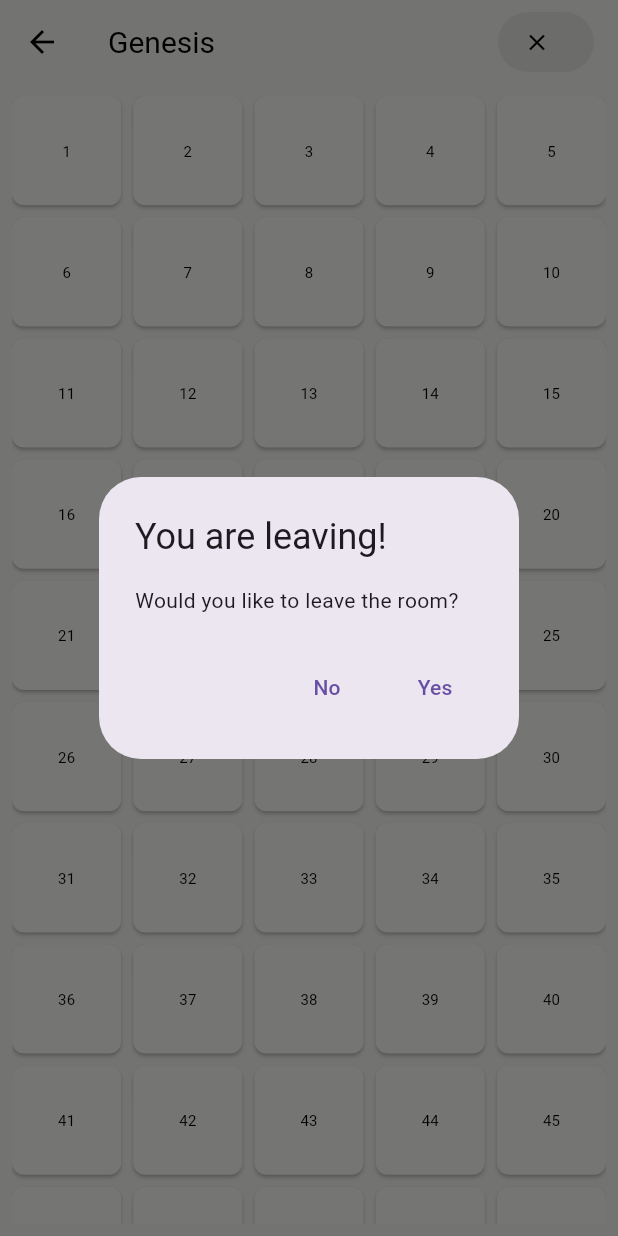
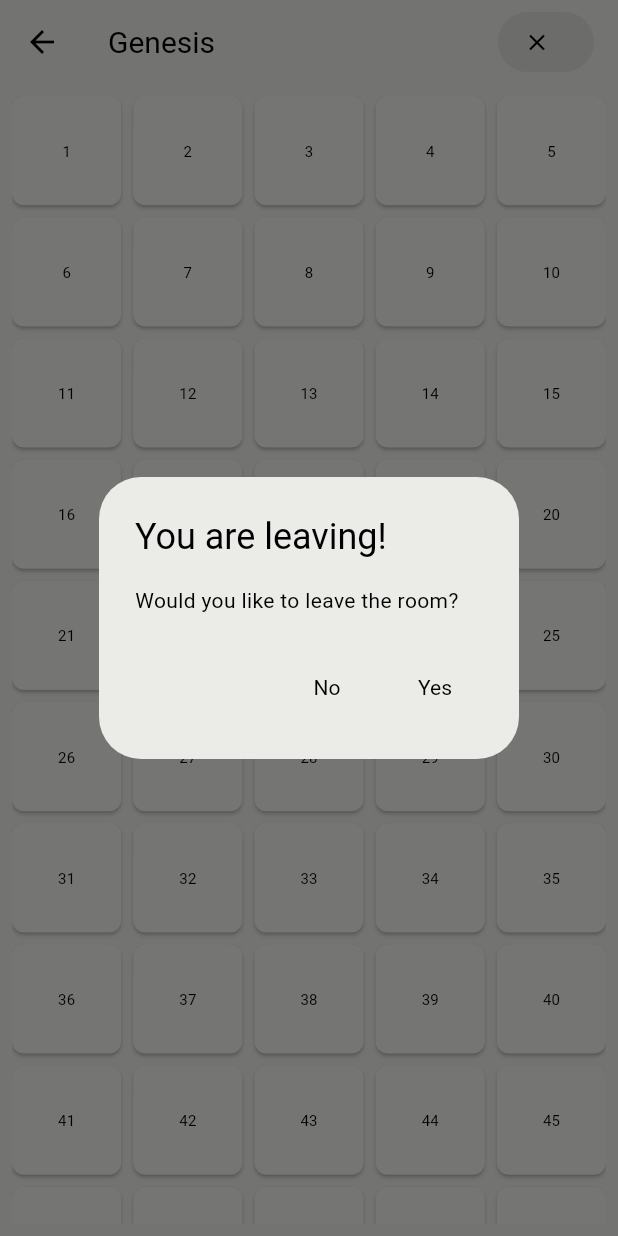
Before and after one commit to Danielgol/BibleSheperd, a Flutter app: the ChooseChapterPage screen opened directly with sample values from the repository, after a tap on the "close" icon, on a phone screen of 412 x 824 dp. Run offline on Flutter 3.47's test engine with Material 3 defaults, Android fonts, the phone set to English and light mode, and no system bars; our stand-ins replace socket_io_client.

Commit message:
mudando popup

```diff
--- a/lib/pages/choose_chapter/choose_chapter.dart
+++ b/lib/pages/choose_chapter/choose_chapter.dart
@@ -121,17 +121,42 @@ class ChooseChapterPage extends StatelessWidget {
       context: context,
       builder: (BuildContext context) {
         return AlertDialog(
-          title: Text('You are leaving!'),
-          content: Text('Would you like to leave the room?'),
+          backgroundColor: ActualTheme.actualTheme.getPrimSmooth(),
+          title: Text(
+            'You are leaving!',
+            style: TextStyle(
+              color: ActualTheme.actualTheme.getTextColor(),
+              fontWeight: FontWeight.normal,
+            ),
+          ),
+          content: Text(
+            'Would you like to leave the room?',
+            style: TextStyle(
+              color: ActualTheme.actualTheme.getTextColor(),
+              fontWeight: FontWeight.normal,
+            ),
+          ),
           actions: <Widget>[
             TextButton(
-              child: Text('No'),
+              child: Text(
+                'No',
+                style: TextStyle(
+                  color: ActualTheme.actualTheme.getTextColor(),
+                  fontWeight: FontWeight.normal,
+                ),
+              ),
               onPressed: () {
                 Navigator.of(context).pop();
               },
             ),
             TextButton(
-              child: Text('Yes'),
+              child: Text(
+                'Yes',
+                style: TextStyle(
+                  color: ActualTheme.actualTheme.getTextColor(),
+                  fontWeight: FontWeight.normal,
+                ),
+              ),
               onPressed: () {
                 if (userType == UserType.creator){
                   SocketService.instance.disconnectFromSocket();
```
Also changed, not shown: lib/pages/choose_book/choose_book.dart (+29 -4 lines), lib/pages/read/read.dart (+29 -8 lines).
